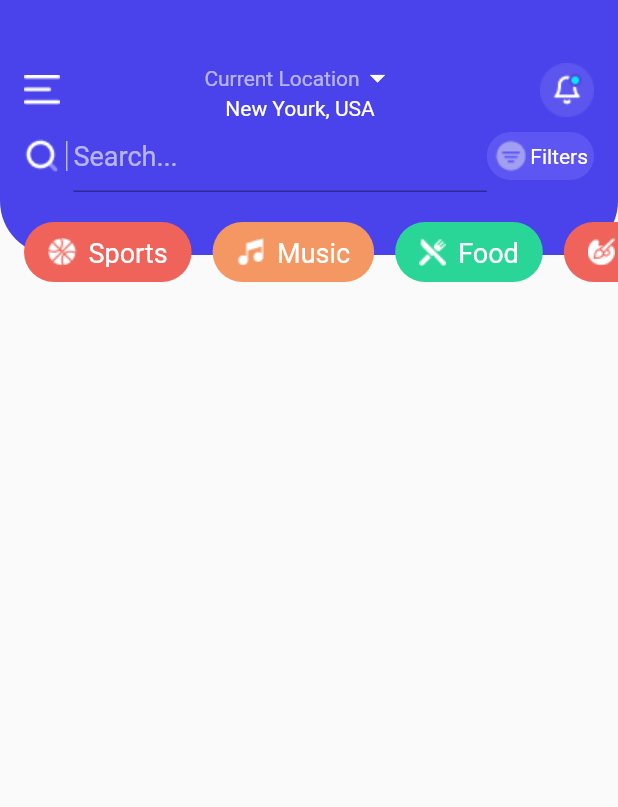
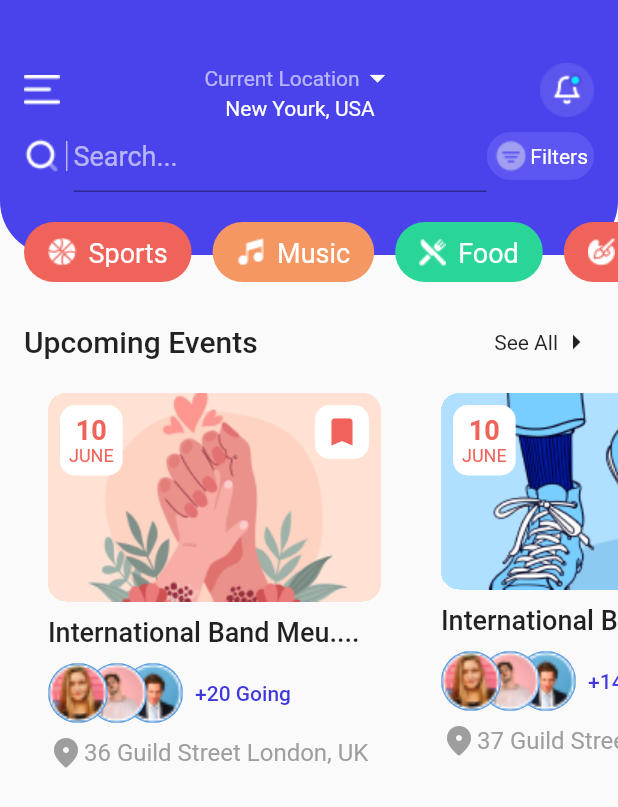
Before and after one commit to aknietmaulen/Event-Booking-App-UI-Kit--Flutter, a Flutter app: the screen it shows after launch, on a phone screen of 412 x 824 dp. Shown: the top 807 px of the screen. Run offline on Flutter 3.47's test engine with Material 2 defaults, Android fonts, the phone set to English and light mode, and no system bars.

Commit message:
Upcomming Event Container have been completed

```diff
--- /dev/null
+++ b/lib/models/event_model.dart
@@ -0,0 +1,13 @@
+class EventModel {
+  String image;
+  String title;
+  int going;
+  String address;
+
+  EventModel({
+    required this.image,
+    required this.title,
+    required this.going,
+    required this.address,
+  });
+}
--- a/lib/my_theme.dart
+++ b/lib/my_theme.dart
@@ -7,6 +7,8 @@ class MyTheme {
   static var grey = Colors.grey;
 
   // custom colors
+
+  static var customBlue = Color(0xFF3F38DD);
   static var customLightBlue = Color(0xFF5D56F3);
   static var customRed = Color(0xFFF0635A);
   static var customYellowWithOrangeShade = Color(0xFFF59762);
--- a/lib/screens/home/home_screen.dart
+++ b/lib/screens/home/home_screen.dart
@@ -5,6 +5,9 @@ import 'package:flutter/src/widgets/placeholder.dart';
 import '../../my_theme.dart';
 import './widgets/custom_app_bar.dart';
 import './widgets/custom_search_container.dart';
+import './widgets/top_container.dart';
+import './widgets/event_item.dart';
+import '../../models/event_model.dart';
 
 class HomeScreen extends StatefulWidget {
   const HomeScreen({super.key});
@@ -36,35 +39,71 @@ class _HomeScreenState extends State<HomeScreen> {
       backgroundColor: MyTheme.customRed,
     ),
   ];
+  final eventList = [
+    EventModel(
+      title: "International Band Meu....",
+      image: "assets/images/upcomming_img1.png",
+      going: 20,
+      address: "36 Guild Street London, UK",
+    ),
+    EventModel(
+      title: "International Band Meu....",
+      image: "assets/images/upcomming_img2.png",
+      going: 14,
+      address: "37 Guild Street London, UK",
+    ),
+    EventModel(
+      title: "International Band Meu....",
+      image: "assets/images/upcomming_img3.png",
+      going: 16,
+      address: "38 Guild Street London, UK",
+    ),
+    EventModel(
+      title: "International Band Meu....",
+      image: "assets/images/upcomming_img4.png",
+      going: 18,
+      address: "39 Guild Street London, UK",
+    ),
+  ];
   @override
   Widget build(BuildContext context) {
     return Scaffold(
-      body: Container(
-        height: 170,
-        decoration: BoxDecoration(
-          borderRadius: BorderRadius.only(
-            bottomLeft: Radius.circular(36),
-            bottomRight: Radius.circular(36),
-          ),
-          color: MyTheme.primaryColor,
-        ),
-        padding: EdgeInsets.only(top: 40, left: 16, right: 16),
-        child: Stack(
-          clipBehavior: Clip.none,
-          children: [
-            Column(
-              mainAxisSize: MainAxisSize.min,
+      body: Column(
+        children: [
+          // TopContainer
+          TopContainer(tabItemsList: tabItemsList),
+          // UpcomingEvents Container
+          SizedBox(height: 30),
+          Container(
+            margin: EdgeInsets.symmetric(horizontal: 16, vertical: 16),
+            child: Row(
               children: [
-                CustomAppBar(),
-                CustomSearchContainer(),
+                Expanded(
+                  child: Text(
+                    "Upcoming Events",
+                    style: TextStyle(fontSize: 20, fontWeight: FontWeight.w500),
+                  ),
+                ),
+                Text("See All"),
+                Icon(Icons.arrow_right)
               ],
             ),
-            Positioned(
-              bottom: -30,
-              child: TabItemsList(tabItemsList: tabItemsList),
-            )
-          ],
-        ),
+          ),
+          // Upcoming Events List
+          Container(
+            width: double.infinity,
+            height: 300,
+            child: ListView.builder(
+              scrollDirection: Axis.horizontal,
+              itemBuilder: (ctx, index) {
+                final eventModel = eventList[index];
+                return EventItem(eventModel: eventModel);
+              },
+              itemCount: eventList.length,
+              padding: EdgeInsets.symmetric(horizontal: 12),
+            ),
+          )
+        ],
       ),
     );
   }
--- /dev/null
+++ b/lib/screens/home/widgets/event_item.dart
@@ -0,0 +1,137 @@
+import 'package:event_booking_app_ui/models/event_model.dart';
+import 'package:event_booking_app_ui/my_theme.dart';
+import 'package:flutter/material.dart';
+
+class EventItem extends StatelessWidget {
+  EventModel eventModel;
+  EventItem({
+    super.key,
+    required this.eventModel,
+  });
+
+  @override
+  Widget build(BuildContext context) {
+    return Container(
+      padding: EdgeInsets.symmetric(horizontal: 20, vertical: 6),
+      child: Column(
+        crossAxisAlignment: CrossAxisAlignment.start,
+        children: [
+          Stack(
+            children: [
+              Container(
+                clipBehavior: Clip.hardEdge,
+                decoration: BoxDecoration(
+                  borderRadius: BorderRadius.all(Radius.circular(12)),
+                  // border: Border.all(color: MyTheme.grey),
+                ),
+                child: Image(
+                  image: AssetImage(eventModel.image),
+                ),
+              ),
+              Container(
+                padding: EdgeInsets.symmetric(horizontal: 6, vertical: 6),
+                margin: EdgeInsets.only(left: 8, top: 8),
+                decoration: BoxDecoration(
+                    color: MyTheme.white,
+                    borderRadius: BorderRadius.all(Radius.circular(10))),
+                child: Column(
+                  children: [
+                    Text(
+                      "10",
+                      style: TextStyle(
+                          color: MyTheme.customRed,
+                          fontWeight: FontWeight.w600,
+                          fontSize: 18),
+                    ),
+                    Text(
+                      "JUNE",
+                      style: TextStyle(
+                        color: MyTheme.customRed,
+                        fontSize: 12,
+                      ),
+                    ),
+                  ],
+                ),
+              ),
+              Positioned(
+                right: 8,
+                child: Container(
+                  padding: EdgeInsets.symmetric(horizontal: 6, vertical: 6),
+                  margin: EdgeInsets.only(left: 8, top: 8),
+                  decoration: BoxDecoration(
+                      color: MyTheme.white,
+                      borderRadius: BorderRadius.all(Radius.circular(10))),
+                  child: Icon(
+                    Icons.bookmark,
+                    color: MyTheme.customRed,
+                  ),
+                ),
+              )
+            ],
+          ),
+          Padding(
+            padding: const EdgeInsets.symmetric(vertical: 10),
+            child: Text(
+              eventModel.title,
+              style: TextStyle(
+                fontSize: 18,
+                fontWeight: FontWeight.w500,
+              ),
+            ),
+          ),
+          Row(
+            children: [
+              Stack(
+                children: [
+                  Container(
+                    margin: EdgeInsets.only(left: 50),
+                    child: CircleAvatar(
+                      backgroundImage:
+                          AssetImage("assets/images/profile_img3.png"),
+                    ),
+                  ),
+                  Container(
+                    margin: EdgeInsets.only(left: 26),
+                    child: CircleAvatar(
+                      backgroundImage:
+                          AssetImage("assets/images/profile_img2.png"),
+                    ),
+                  ),
+                  Container(
+                    child: CircleAvatar(
+                      backgroundImage:
+                          AssetImage("assets/images/profile_img1.png"),
+                    ),
+                  ),
+                ],
+              ),
+              SizedBox(width: 8),
+              Text(
+                "+${eventModel.going} Going",
+                style: TextStyle(
+                  color: MyTheme.customBlue,
+                  fontWeight: FontWeight.w500,
+                ),
+              )
+            ],
+          ),
+          Padding(
+            padding: const EdgeInsets.symmetric(vertical: 8),
+            child: Row(
+              children: [
+                Icon(
+                  Icons.location_on_rounded,
+                  color: MyTheme.grey,
+                ),
+                Text(
+                  eventModel.address,
+                  style: TextStyle(color: MyTheme.grey, fontSize: 16),
+                )
+              ],
+            ),
+          )
+        ],
+      ),
+    );
+  }
+}
--- /dev/null
+++ b/lib/screens/home/widgets/top_container.dart
@@ -0,0 +1,46 @@
+import 'package:event_booking_app_ui/models/tab_item_model.dart';
+import 'package:event_booking_app_ui/my_theme.dart';
+import 'package:event_booking_app_ui/screens/home/home_screen.dart';
+import 'package:event_booking_app_ui/screens/home/widgets/custom_app_bar.dart';
+import 'package:event_booking_app_ui/screens/home/widgets/custom_search_container.dart';
+import 'package:flutter/material.dart';
+
+class TopContainer extends StatelessWidget {
+  const TopContainer({
+    super.key,
+    required this.tabItemsList,
+  });
+
+  final List<TabItemModel> tabItemsList;
+
+  @override
+  Widget build(BuildContext context) {
+    return Container(
+      height: 170,
+      decoration: BoxDecoration(
+        borderRadius: BorderRadius.only(
+          bottomLeft: Radius.circular(36),
+          bottomRight: Radius.circular(36),
+        ),
+        color: MyTheme.primaryColor,
+      ),
+      padding: EdgeInsets.only(top: 40, left: 16, right: 16),
+      child: Stack(
+        clipBehavior: Clip.none,
+        children: [
+          Column(
+            mainAxisSize: MainAxisSize.min,
+            children: [
+              CustomAppBar(),
+              CustomSearchContainer(),
+            ],
+          ),
+          Positioned(
+            bottom: -30,
+            child: TabItemsList(tabItemsList: tabItemsList),
+          )
+        ],
+      ),
+    );
+  }
+}
```
Also changed, not shown: assets/images/profile_img1.png (added), assets/images/profile_img2.png (added), assets/images/profile_img3.png (added), assets/images/upcomming_img1.png (added), assets/images/upcomming_img2.png (added), assets/images/upcomming_img3.png (added), assets/images/upcomming_img4.png (added).
